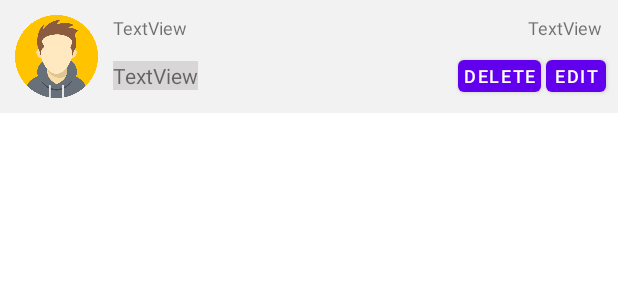
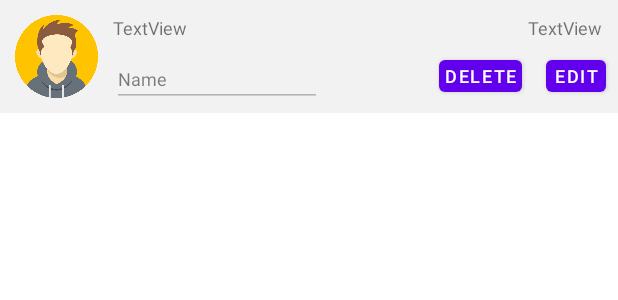
Before and after one commit to ShenhavDaf/Trusties, an Android app: the layout comment_list_row.xml on its own in the app's theme, with its tools: preview values and no code run, on a phone screen of 412 x 824 dp. Shown: the top 300 px of the screen. Run offline under Robolectric (Android 15) with nearby library versions, the phone set to English and light mode, and no system bars.

Commit message:
[Add] Edit,Delete comments

```diff
--- a/ClientSide/app/src/main/java/com/example/trusties/RetrofitInterface.java
+++ b/ClientSide/app/src/main/java/com/example/trusties/RetrofitInterface.java
@@ -72,4 +72,10 @@ public interface RetrofitInterface {
     @GET("/comment/{id}")
     Call<Void> getCommentById(@Header("authorization") String accessToken);
 
+    @POST("/comment/edit/{id}")
+    Call<Void> editComment(@Header("authorization") String accessToken, @Body HashMap<String, String> map,@Path("id") String id);
+
+    @POST("/comment/delete/{id}")
+    Call<Void> deleteComment(@Header("authorization") String accessToken, @Path("id") String id);
+
 }
--- a/ClientSide/app/src/main/java/com/example/trusties/model/User.java
+++ b/ClientSide/app/src/main/java/com/example/trusties/model/User.java
@@ -35,4 +35,6 @@ public class User {
     public void setEmail(String email) {
         this.email = email;
     }
+
+
 }
--- a/ClientSide/app/src/main/java/com/example/trusties/ui/home/HomeFragment.java
+++ b/ClientSide/app/src/main/java/com/example/trusties/ui/home/HomeFragment.java
@@ -81,6 +81,8 @@ public class HomeFragment extends Fragment {
 
 
         adapter.setOnItemClickListener((v, position) -> {
+            System.out.println("the POSITION is:  " + position);
+
             String postId = homeViewModel.getData().get(position).getId();
             System.out.println("the postID is:  " + postId);
             Navigation.findNavController(v).navigate(HomeFragmentDirections.actionNavigationHomeToDetailsPostFragment(postId));
--- a/ClientSide/app/src/main/res/layout/comment_list_row.xml
+++ b/ClientSide/app/src/main/res/layout/comment_list_row.xml
@@ -30,20 +30,6 @@
         app:layout_constraintTop_toTopOf="parent" />
 
     <TextView
-        android:id="@+id/coomentListRow_content_tv"
-        android:layout_width="wrap_content"
-        android:layout_height="wrap_content"
-        android:layout_marginStart="10dp"
-        android:layout_marginTop="8dp"
-        android:layout_marginBottom="10dp"
-        android:background="#D8D6D6"
-        android:text="TextView"
-        android:textSize="14sp"
-        app:layout_constraintBottom_toBottomOf="parent"
-        app:layout_constraintStart_toEndOf="@+id/coomentListRow_userImg_img"
-        app:layout_constraintTop_toBottomOf="@+id/coomentListRow_userName_tv" />
-
-    <TextView
         android:id="@+id/coomentListRow_time_tv"
         android:layout_width="wrap_content"
         android:layout_height="wrap_content"
@@ -53,6 +39,22 @@
         android:textSize="12sp"
         app:layout_constraintEnd_toEndOf="parent"
         app:layout_constraintTop_toTopOf="parent" />
+
+    <Button
+        android:id="@+id/coomentListRow_saveEditBtn"
+        android:layout_width="40dp"
+        android:layout_height="33dp"
+        android:padding="2dp"
+        android:paddingLeft="2dp"
+        android:paddingTop="2dp"
+        android:paddingRight="2dp"
+        android:paddingBottom="2dp"
+        android:text="Save"
+        android:textSize="12sp"
+        android:visibility="gone"
+        app:layout_constraintBottom_toBottomOf="parent"
+        app:layout_constraintEnd_toEndOf="parent"
+        app:layout_constraintStart_toEndOf="@+id/coomentListRow_deleteBtn" />
 
     <Button
         android:id="@+id/coomentListRow_editBtn"
@@ -74,7 +76,7 @@
         android:id="@+id/coomentListRow_deleteBtn"
         android:layout_width="55dp"
         android:layout_height="33dp"
-        android:layout_marginEnd="3dp"
+        android:layout_marginEnd="16dp"
         android:layout_marginBottom="8dp"
         android:padding="2dp"
         android:text="Delete"
@@ -82,4 +84,22 @@
         app:layout_constraintBottom_toBottomOf="parent"
         app:layout_constraintEnd_toStartOf="@+id/coomentListRow_editBtn" />
 
+    <EditText
+        android:id="@+id/coomentListRow_content_ev"
+        android:layout_width="wrap_content"
+        android:layout_height="wrap_content"
+        android:editable="true"
+        android:ems="10"
+        android:enabled="false"
+        android:inputType="textPersonName"
+        android:text="Name"
+        android:textColor="@android:color/primary_text_light"
+        android:textSize="12sp"
+        app:layout_constraintBottom_toBottomOf="parent"
+        app:layout_constraintEnd_toStartOf="@+id/coomentListRow_deleteBtn"
+        app:layout_constraintHorizontal_bias="0.104"
+        app:layout_constraintStart_toEndOf="@+id/coomentListRow_userImg_img"
+        app:layout_constraintTop_toBottomOf="@+id/coomentListRow_userName_tv"
+        app:layout_constraintVertical_bias="0.666" />
+
 </androidx.constraintlayout.widget.ConstraintLayout>
```
Also changed, not shown: ClientSide/app/src/main/java/com/example/trusties/model/Comment.java (+10 -2 lines), ClientSide/app/src/main/java/com/example/trusties/model/Model.java (+20 -0 lines), ClientSide/app/src/main/java/com/example/trusties/model/ModelServer.java (+39 -2 lines), ClientSide/app/src/main/java/com/example/trusties/posts/DetailsPostFragment.java (+83 -24 lines), 1 other file.
